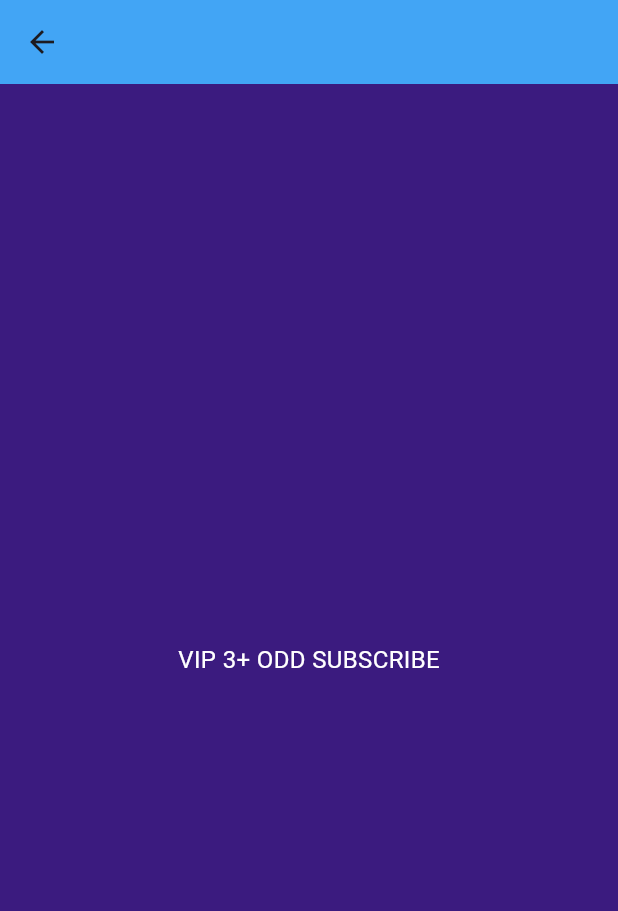
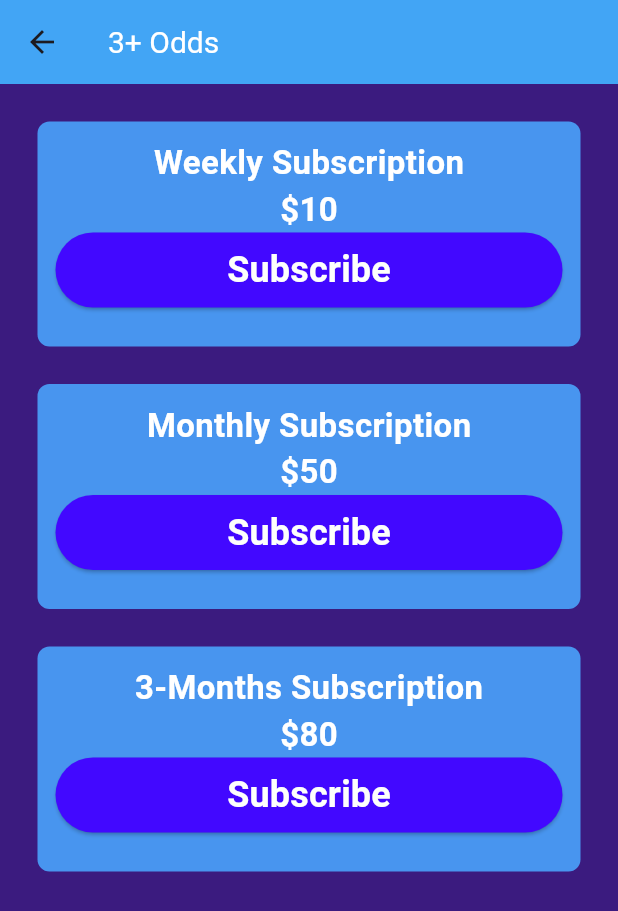
Before and after one commit to EstherNjihia/winsight-, a Flutter app: the Vip3Sub screen opened directly, on a phone screen of 412 x 824 dp. Shown: the top 911 px of the screen. Run offline on Flutter 3.47's test engine with Material 3 defaults, Android fonts, the light colour scheme and no system bars; our stand-ins replace get.

Commit message:
Added Subscriptions

```diff
--- a/lib/pages/premium.dart
+++ b/lib/pages/premium.dart
@@ -10,26 +10,6 @@ import 'package:winsight/pages/subscriptions/vvip_htft_subscription.dart';
 
 class vipPage extends StatelessWidget {
   const vipPage({super.key});
-
-  //navigate to vip 3odds page
-  // void navigateToSubscription3OddsPage() {
-  //   Get.to(Vip3Sub());
-  // }
-
-  //navigate to 5 odds page
-  void navigateToSubscription5OddsPage() {
-    Get.to(Vip5Sub());
-  }
-
-  //navigate to htft page
-  void navigateToSubscriptionhtftOddsPage() {
-    Get.to(VvipHtftSub());
-  }
-
-  //navigate to btts page
-  void navigateToSubscriptionbttsOddsPage() {
-    Get.to(VvipBttsSub());
-  }
 
   @override
   Widget build(BuildContext context) {
@@ -87,7 +67,7 @@ class vipPage extends StatelessWidget {
                         Color.fromRGBO(212, 175, 55, 1)),
                     minimumSize: MaterialStateProperty.all(Size(130, 50)),
                   ),
-                  onPressed: () => navigateToSubscription5OddsPage,
+                  onPressed: () => Get.to(Vip5Sub()),
                   child: const Text(
                     "5+ Odds",
                     selectionColor: Color.fromARGB(255, 255, 255, 255),
@@ -139,7 +119,7 @@ class vipPage extends StatelessWidget {
                         Color.fromRGBO(144, 238, 144, 1)),
                     minimumSize: MaterialStateProperty.all(Size(130, 50)),
                   ),
-                  onPressed: () => navigateToSubscriptionhtftOddsPage(),
+                  onPressed: () => Get.to(VvipHtftSub()),
                   child: const Text(
                     "HFFT Odds",
                     selectionColor: Color.fromARGB(255, 255, 255, 255),
@@ -155,7 +135,7 @@ class vipPage extends StatelessWidget {
                         Color.fromRGBO(234, 24, 59, 0.966)),
                     minimumSize: MaterialStateProperty.all(Size(130, 50)),
                   ),
-                  onPressed: () => navigateToSubscriptionbttsOddsPage(),
+                  onPressed: () => Get.to(VvipBttsSub()),
                   child: const Text(
                     "BTTS Odds",
                     selectionColor: Color.fromARGB(255, 255, 255, 255),
--- a/lib/pages/subscriptions/vip_3_subscription.dart
+++ b/lib/pages/subscriptions/vip_3_subscription.dart
@@ -1,4 +1,4 @@
-// ignore_for_file: prefer_const_constructors
+// ignore_for_file: prefer_const_constructors, prefer_const_literals_to_create_immutables
 
 import 'package:flutter/material.dart';
 
@@ -16,13 +16,163 @@ class _Vip3SubState extends State<Vip3Sub> {
       backgroundColor: Color.fromARGB(255, 59, 27, 127),
       appBar: AppBar(
         backgroundColor: Colors.blue[400],
+        title: Text(
+          "3+ Odds ",
+          style: TextStyle(
+            color: Colors.white,
+            fontSize: 20,
+          ),
+        ),
+      ),
+      body: Column(
+        children: [
+          //space
+          SizedBox(
+            height: 25,
+          ),
+          // weekly container
+          Container(
+            height: 150,
+            width: 400,
+            padding: const EdgeInsets.all(12),
+            margin: const EdgeInsets.symmetric(horizontal: 25),
+            decoration: BoxDecoration(
+                color: const Color.fromRGBO(72, 149, 239, 1),
+                borderRadius: BorderRadius.circular(8)),
+            child: Column(
+              children: [
+                Text(
+                  "Weekly Subscription",
+                  style: TextStyle(
+                      color: Colors.white,
+                      fontSize: 22,
+                      fontWeight: FontWeight.bold),
+                ),
+                Text(
+                  "\$10",
+                  style: TextStyle(
+                    color: Colors.white,
+                    fontSize: 22,
+                    fontWeight: FontWeight.bold,
+                  ),
+                ),
+                ElevatedButton(
+                    style: ButtonStyle(
+                      backgroundColor: MaterialStatePropertyAll(
+                          Color.fromRGBO(66, 8, 255, 1)),
+                      minimumSize: MaterialStateProperty.all(Size(400, 50)),
+                    ),
+                    onPressed: () {},
+                    child: const Text(
+                      "Subscribe",
+                      style: TextStyle(
+                         color: Color.fromRGBO(253, 255, 252, 1),
+                          fontSize: 24,
+                          fontWeight: FontWeight.bold),
+                    ))
+              ],
+            ),
+          ),
 
+          //space
+          SizedBox(
+            height: 25,
+          ),
+
+          //monthly container
+          Container(
+            height: 150,
+            width: 400,
+            padding: const EdgeInsets.all(12),
+            margin: const EdgeInsets.symmetric(horizontal: 25),
+            decoration: BoxDecoration(
+                color: const Color.fromRGBO(72, 149, 239, 1),
+                borderRadius: BorderRadius.circular(8)),
+            child: Column(
+              children: [
+                Text(
+                  "Monthly Subscription",
+                  style: TextStyle(
+                      color: Colors.white,
+                      fontSize: 22,
+                      fontWeight: FontWeight.bold),
+                ),
+                Text(
+                  "\$50",
+                  style: TextStyle(
+                    color: Colors.white,
+                    fontSize: 22,
+                    fontWeight: FontWeight.bold,
+                  ),
+                ),
+                ElevatedButton(
+                    style: ButtonStyle(
+                      backgroundColor: MaterialStatePropertyAll(
+                          Color.fromRGBO(66, 8, 255, 1)),
+                      minimumSize: MaterialStateProperty.all(Size(400, 50)),
+                    ),
+                    onPressed: () {},
+                    child: const Text(
+                      "Subscribe",
+                      style: TextStyle(
+                          color: Color.fromRGBO(253, 255, 252, 1),
+                          fontSize: 24,
+                          fontWeight: FontWeight.bold),
+                    ))
+              ],
+            ),
+          ),
+
+          //space
+          SizedBox(
+            height: 25,
+          ),
+
+          //3 months container
+          Container(
+            height: 150,
+            width: 400,
+            padding: const EdgeInsets.all(12),
+            margin: const EdgeInsets.symmetric(horizontal: 25),
+            decoration: BoxDecoration(
+                color: const Color.fromRGBO(72, 149, 239, 1),
+                borderRadius: BorderRadius.circular(8)),
+            child: Column(
+              children: [
+                Text(
+                  "3-Months Subscription",
+                  style: TextStyle(
+                      color: Colors.white,
+                      fontSize: 22,
+                      fontWeight: FontWeight.bold),
+                ),
+                Text(
+                  "\$80",
+                  style: TextStyle(
+                    color: Colors.white,
+                    fontSize: 22,
+                    fontWeight: FontWeight.bold,
+                  ),
+                ),
+                ElevatedButton(
+                    style: ButtonStyle(
+                      backgroundColor: MaterialStatePropertyAll(
+                          Color.fromRGBO(66, 8, 255, 1)),
+                      minimumSize: MaterialStateProperty.all(Size(400, 50)),
+                    ),
+                    onPressed: () {},
+                    child: const Text(
+                      "Subscribe",
+                      style: TextStyle(
+                          color: Color.fromRGBO(253, 255, 252, 1),
+                          fontSize: 24,
+                          fontWeight: FontWeight.bold),
+                    ))
+              ],
+            ),
+          ),
+        ],
       ),
-      body: Center(
-          child: Text(
-        "VIP 3+ ODD SUBSCRIBE",
-        style: TextStyle(color: Colors.white, fontSize: 16),
-      )),
     );
   }
 }
--- a/lib/pages/subscriptions/vip_5_subscription.dart
+++ b/lib/pages/subscriptions/vip_5_subscription.dart
@@ -14,9 +14,11 @@ class _Vip5SubState extends State<Vip5Sub> {
   Widget build(BuildContext context) {
     return Scaffold(
       backgroundColor: Color.fromARGB(255, 59, 27, 127),
-      body: Text(
-        "VIP 5+ ODD SUBSCRIBE",
-        style: TextStyle(color: Colors.white, fontSize: 16),
+      body: Center(
+        child: Text(
+          "VIP 5+ ODD SUBSCRIBE",
+          style: TextStyle(color: Colors.white, fontSize: 16),
+        ),
       ),
     );
   }
--- a/lib/pages/subscriptions/vvip_btts_subscription.dart
+++ b/lib/pages/subscriptions/vvip_btts_subscription.dart
@@ -14,7 +14,7 @@ class _VvipBttsSubState extends State<VvipBttsSub> {
   Widget build(BuildContext context) {
     return Scaffold(
       backgroundColor: Color.fromARGB(255, 59, 27, 127),
-      body: Text("VIP BTTS ODD SUBSCRIBE"),
+      body: Center(child: Text("VIP BTTS ODD SUBSCRIBE")),
     );
   }
 }
--- a/lib/pages/subscriptions/vvip_htft_subscription.dart
+++ b/lib/pages/subscriptions/vvip_htft_subscription.dart
@@ -14,7 +14,7 @@ class _VvipHtftSubState extends State<VvipHtftSub> {
   Widget build(BuildContext context) {
     return Scaffold(
       backgroundColor: Color.fromARGB(255, 59, 27, 127),
-      body: Text("VIP HFTS ODD SUBSCRIBE"),
+      body: Center(child: Text("VIP HFTS ODD SUBSCRIBE")),
     );
   }
 }
```
